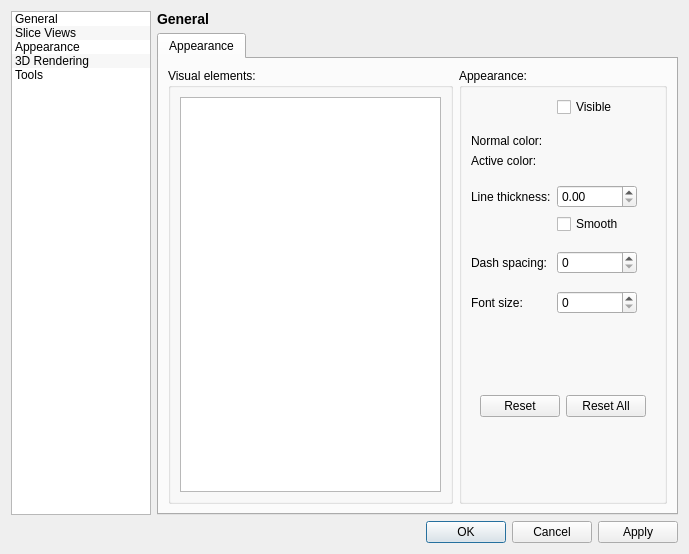
The window that GUI/Qt/Windows/PreferencesDialog.ui (pyushkevich/itksnap) describes before a commit, drawn with Qt 5.
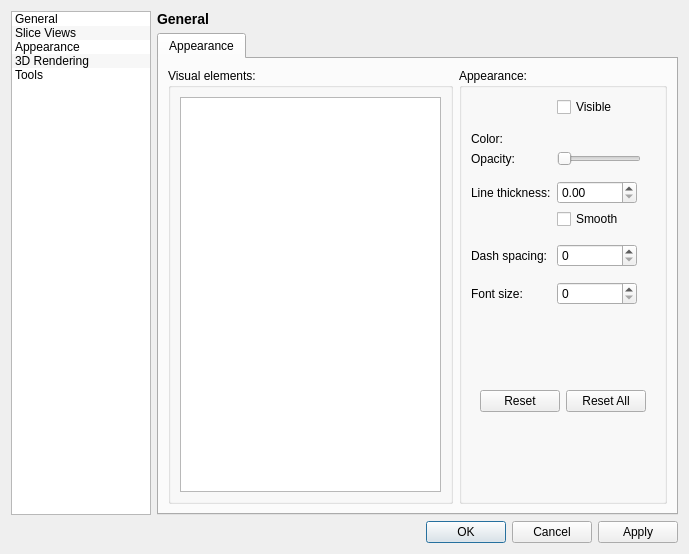
The same window after the commit. The open tabs and pages were chosen to show the change. Custom widgets are drawn as their Qt base class.

Commit message: added a workspace command to set transform and improved appearance element handling

The edit to the form file:
```diff
--- a/GUI/Qt/Windows/PreferencesDialog.ui
+++ b/GUI/Qt/Windows/PreferencesDialog.ui
@@ -27,7 +27,7 @@
    <item row="1" column="1">
     <widget class="QStackedWidget" name="stack">
      <property name="currentIndex">
-      <number>0</number>
+      <number>2</number>
      </property>
      <widget class="QWidget" name="pageGeneral">
       <layout class="QVBoxLayout" name="verticalLayout">
@@ -687,6 +687,9 @@
            </item>
            <item>
             <widget class="QGroupBox" name="grpAppearance">
+             <property name="styleSheet">
+              <string notr="true"/>
+             </property>
              <property name="title">
               <string>Appearance:</string>
              </property>
@@ -697,6 +700,9 @@
                  <property name="fieldGrowthPolicy">
                   <enum>QFormLayout::FieldsStayAtSizeHint</enum>
                  </property>
+                 <property name="verticalSpacing">
+                  <number>5</number>
+                 </property>
                  <property name="leftMargin">
                   <number>0</number>
                  </property>
@@ -733,33 +739,30 @@
                   </spacer>
                  </item>
                  <item row="2" column="0">
-                  <widget class="QLabel" name="labelElementNormalColor">
+                  <widget class="QLabel" name="labelElementColor">
                    <property name="text">
-                    <string>Normal color:</string>
+                    <string>Color:</string>
                    </property>
                    <property name="buddy">
-                    <cstring>btnElementNormalColor</cstring>
+                    <cstring>btnElementColor</cstring>
                    </property>
                   </widget>
                  </item>
                  <item row="2" column="1">
-                  <widget class="QColorButtonWidget" name="btnElementNormalColor" native="true"/>
+                  <widget class="QColorButtonWidget" name="btnElementColor" native="true"/>
                  </item>
                  <item row="3" column="0">
-                  <widget class="QLabel" name="labelElementActiveColor">
+                  <widget class="QLabel" name="labelElementOpacity">
                    <property name="text">
-                    <string>Active color:</string>
+                    <string>Opacity:</string>
                    </property>
                    <property name="buddy">
-                    <cstring>btnElementActiveColor</cstring>
+                    <cstring>btnElementColor</cstring>
                    </property>
                   </widget>
                  </item>
-                 <item row="3" column="1">
-                  <widget class="QColorButtonWidget" name="btnElementActiveColor" native="true"/>
-                 </item>
                  <item row="4" column="1">
-                  <spacer name="verticalSpacer_5">
+                  <spacer name="verticalSpacer_12">
                    <property name="orientation">
                     <enum>Qt::Vertical</enum>
                    </property>
@@ -774,7 +777,7 @@
                    </property>
                   </spacer>
                  </item>
-                 <item row="6" column="0">
+                 <item row="8" column="0">
                   <widget class="QLabel" name="labelElementLineThickness">
                    <property name="text">
                     <string>Line thickness:</string>
@@ -784,7 +787,7 @@
                    </property>
                   </widget>
                  </item>
-                 <item row="6" column="1">
+                 <item row="8" column="1">
                   <widget class="QDoubleSpinBox" name="inElementThickness">
                    <property name="minimumSize">
                     <size>
@@ -794,7 +797,30 @@
                    </property>
                   </widget>
                  </item>
-                 <item row="9" column="0">
+                 <item row="9" column="1">
+                  <widget class="QCheckBox" name="chkElementAntiAlias">
+                   <property name="text">
+                    <string>Smooth </string>
+                   </property>
+                  </widget>
+                 </item>
+                 <item row="10" column="1">
+                  <spacer name="verticalSpacer_10">
+                   <property name="orientation">
+                    <enum>Qt::Vertical</enum>
+                   </property>
+                   <property name="sizeType">
+                    <enum>QSizePolicy::Fixed</enum>
+                   </property>
+                   <property name="sizeHint" stdset="0">
+                    <size>
+                     <width>20</width>
+                     <height>5</height>
+                    </size>
+                   </property>
+                  </spacer>
+                 </item>
+                 <item row="11" column="0">
                   <widget class="QLabel" name="labelElementDashSpacing">
                    <property name="text">
                     <string>Dash spacing:</string>
@@ -804,17 +830,17 @@
                    </property>
                   </widget>
                  </item>
-                 <item row="9" column="1">
-                  <widget class="QSpinBox" name="inElementDashSpacing">
-                   <property name="minimumSize">
-                    <size>
-                     <width>80</width>
-                     <height>0</height>
-                    </size>
-                   </property>
-                  </widget>
-                 </item>
                  <item row="11" column="1">
+                  <widget class="QSpinBox" name="inElementDashSpacing">
+                   <property name="minimumSize">
+                    <size>
+                     <width>80</width>
+                     <height>0</height>
+                    </size>
+                   </property>
+                  </widget>
+                 </item>
+                 <item row="13" column="1">
                   <spacer name="verticalSpacer_6">
                    <property name="orientation">
                     <enum>Qt::Vertical</enum>
@@ -830,7 +856,7 @@
                    </property>
                   </spacer>
                  </item>
-                 <item row="12" column="0">
+                 <item row="14" column="0">
                   <widget class="QLabel" name="labelElementFontSize">
                    <property name="text">
                     <string>Font size:</string>
@@ -840,7 +866,7 @@
                    </property>
                   </widget>
                  </item>
-                 <item row="12" column="1">
+                 <item row="14" column="1">
                   <widget class="QSpinBox" name="inElementFontSize">
                    <property name="minimumSize">
                     <size>
@@ -850,28 +876,12 @@
                    </property>
                   </widget>
                  </item>
-                 <item row="7" column="1">
-                  <widget class="QCheckBox" name="chkElementAntiAlias">
-                   <property name="text">
-                    <string>Smooth </string>
-                   </property>
-                  </widget>
-                 </item>
-                 <item row="8" column="1">
-                  <spacer name="verticalSpacer_10">
+                 <item row="3" column="1">
+                  <widget class="QDoubleSlider" name="inElementOpacity">
                    <property name="orientation">
-                    <enum>Qt::Vertical</enum>
+                    <enum>Qt::Horizontal</enum>
                    </property>
-                   <property name="sizeType">
-                    <enum>QSizePolicy::Fixed</enum>
-                   </property>
-                   <property name="sizeHint" stdset="0">
-                    <size>
-                     <width>20</width>
-                     <height>5</height>
-                    </size>
-                   </property>
-                  </spacer>
+                  </widget>
                  </item>
                 </layout>
                </widget>
@@ -1512,6 +1522,11 @@
    <header location="global">QColorButtonWidget.h</header>
    <container>1</container>
   </customwidget>
+  <customwidget>
+   <class>QDoubleSlider</class>
+   <extends>QSlider</extends>
+   <header location="global">QDoubleSlider.h</header>
+  </customwidget>
  </customwidgets>
  <tabstops>
   <tabstop>listWidget</tabstop>
```
Left out of the diff: 3 changed lines with no effect on the pictures. The commit also changes 13 other files.
